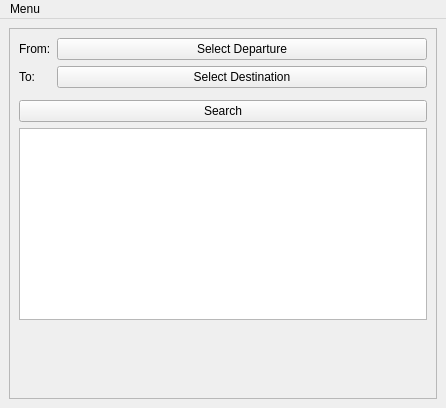
First picture: the form in travelsearchwindow.ui, repository dragly/trafikanten-maemo, before the edit.
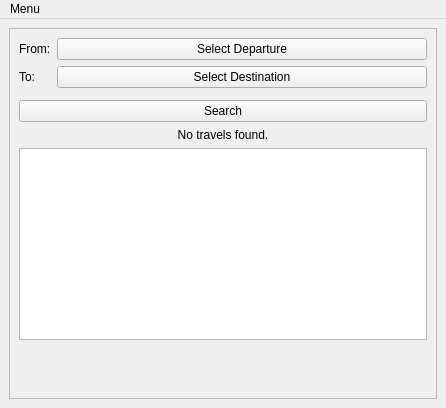
Second picture: the form after the edit.

Commit message: Added feedback to the user for different scenarios where there are no returned results.

```diff
--- a/travelsearchwindow.ui
+++ b/travelsearchwindow.ui
@@ -26,7 +26,7 @@
          <x>0</x>
          <y>0</y>
          <width>426</width>
-         <height>369</height>
+         <height>367</height>
         </rect>
        </property>
        <layout class="QVBoxLayout" name="verticalLayout_2">
@@ -72,6 +72,16 @@
           </property>
          </widget>
         </item>
+        <item>
+         <widget class="QLabel" name="lblNoResultsFounds">
+          <property name="text">
+           <string>No travels found.</string>
+          </property>
+          <property name="alignment">
+           <set>Qt::AlignCenter</set>
+          </property>
+         </widget>
+        </item>
         <item>
          <widget class="QTableView" name="tblResults">
           <property name="selectionMode">
```
Left out of the diff: 2 changed lines with no effect on the pictures. The commit also changes 7 other files.
